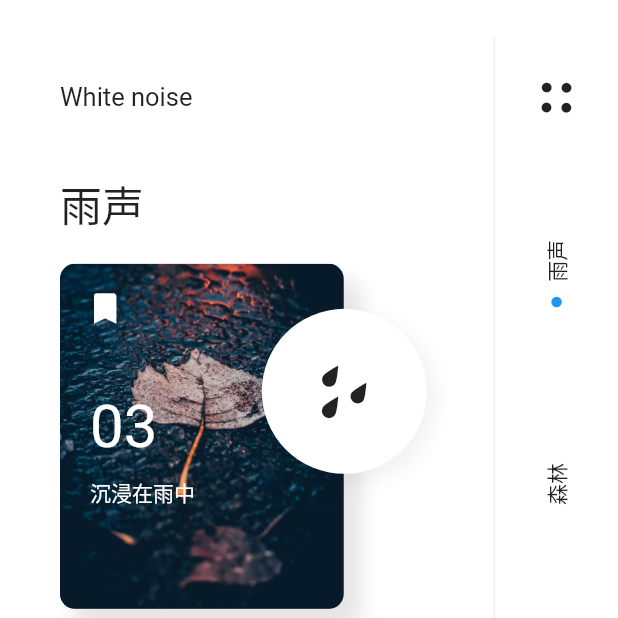
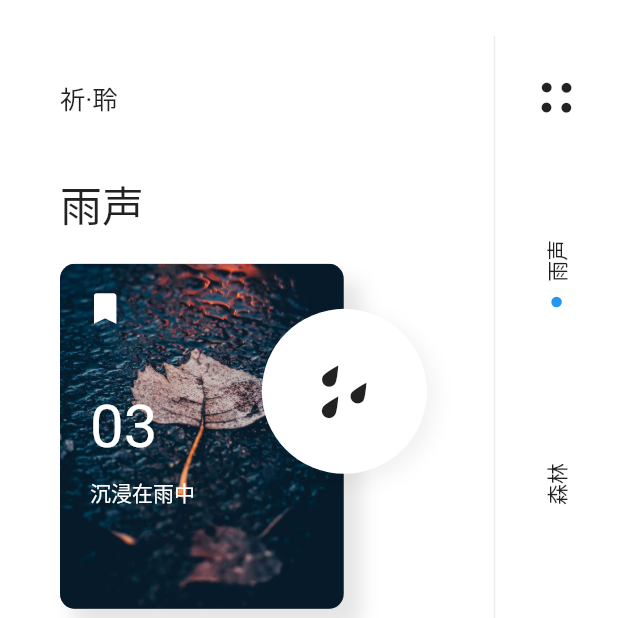
Before and after one commit to xu-chao/qi-ling, a Flutter app: the screen it shows after launch, on a phone screen of 412 x 824 dp, the top half of it. Run offline on Flutter 3.47's test engine with Material 2 defaults, Android fonts, the phone set to English and light mode, and no system bars.

Commit message:
init:优化

```diff
--- a/lib/components/title_widget.dart
+++ b/lib/components/title_widget.dart
@@ -10,13 +10,13 @@ Widget titleWidget() {
     duration: normal,
     height: leftActive ? rCollapsed : 0,
     width: leftActive ? lExpanded : lCollapsed,
-    padding: EdgeInsets.symmetric(horizontal: 40),
+    padding: const EdgeInsets.symmetric(horizontal: 40),
     alignment: Alignment.centerLeft,
     child: AnimatedOpacity(
       duration: fast,
       opacity: leftActive ? 1 : 0,
-      child: Text(
-        'White noise',
+      child: const Text(
+        '祈·聆',
         style: TextStyle(fontSize: 17),
       ),
     ),
```
